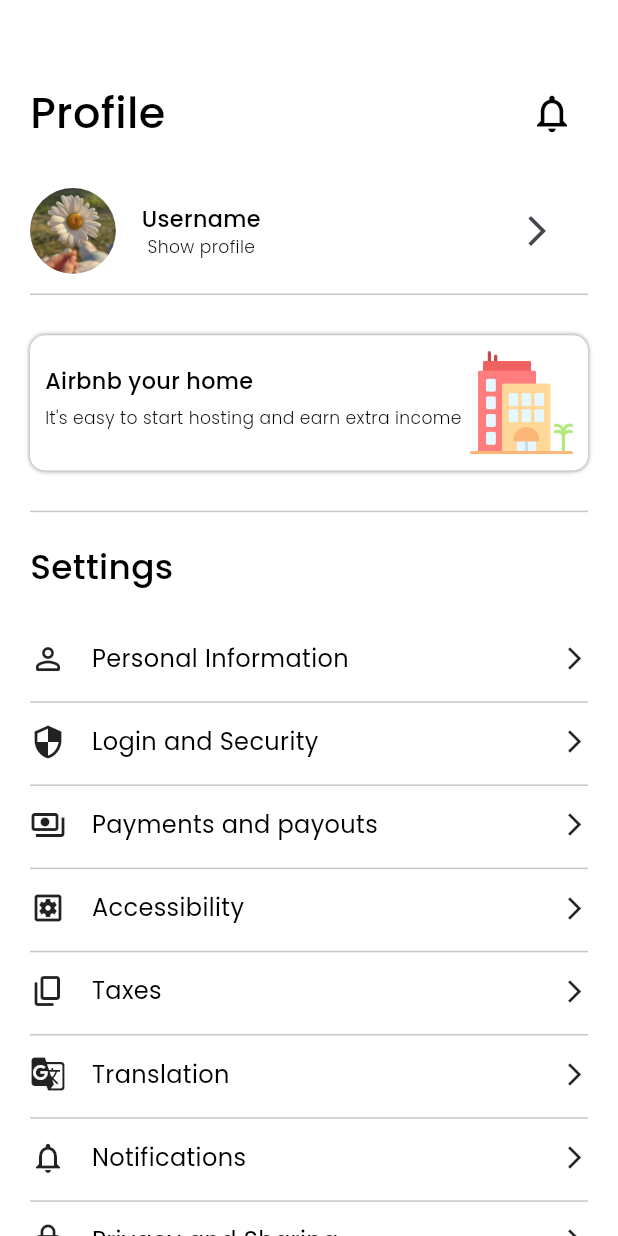
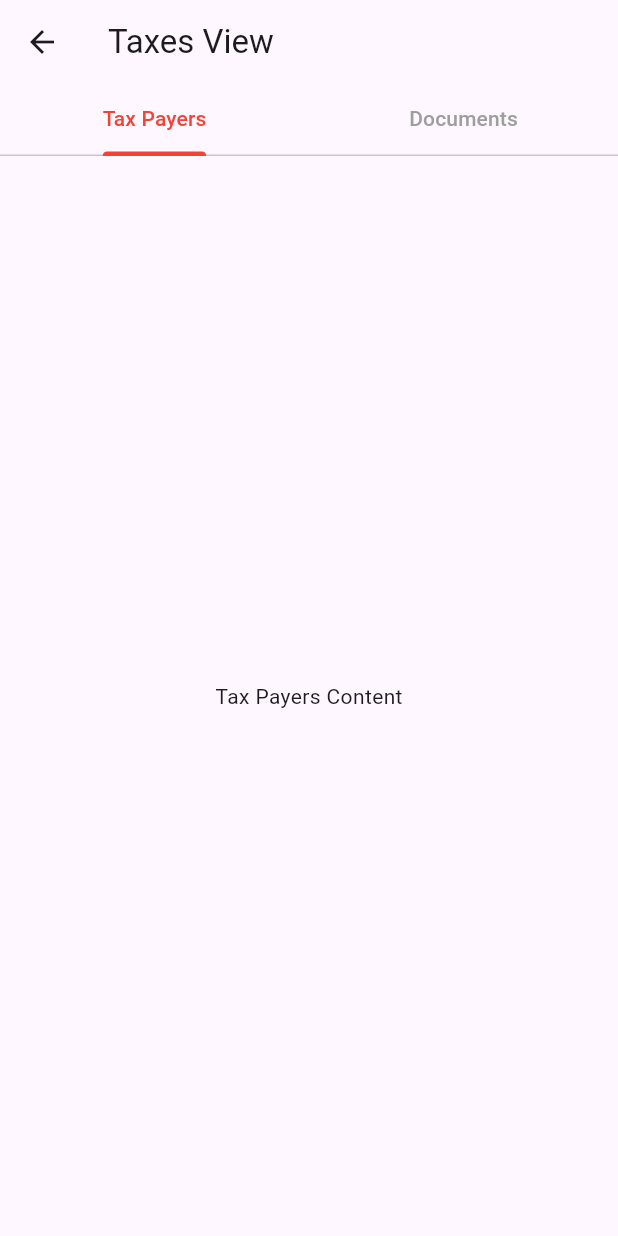
Before and after one commit to wajehafatima/air-bnb, a Flutter app: the Profileview screen opened directly, after a tap on "Taxes", on a phone screen of 412 x 824 dp. Run offline on Flutter 3.47's test engine with Material 3 defaults, Android fonts, the phone set to English and light mode, and no system bars; our stand-ins replace country_picker, flutter_screenutil, google_fonts, matcher.

Commit message:
update code

```diff
--- a/lib/src/view/homeview/profile-view/profileView.dart
+++ b/lib/src/view/homeview/profile-view/profileView.dart
@@ -4,8 +4,11 @@ import 'package:air_bnb/src/controller/components/custombutton.dart';
 import 'package:air_bnb/src/controller/components/primaryText.dart';
 import 'package:air_bnb/src/controller/components/profileDetails.dart';
 import 'package:air_bnb/src/controller/constants/colors/appColors.dart';
+import 'package:air_bnb/src/view/homeview/profile-view/settings-view/taxes-view/taxes-view.dart';
+import 'package:flutter/cupertino.dart';
 import 'package:flutter/material.dart';
 import 'package:flutter_screenutil/flutter_screenutil.dart';
+
 class Profileview extends StatefulWidget {
   const Profileview({super.key});
 
@@ -16,101 +19,278 @@ class Profileview extends StatefulWidget {
 class _ProfileviewState extends State<Profileview> {
   @override
   Widget build(BuildContext context) {
-    return Scaffold(backgroundColor: appColors.whiteBG,
-
+    return Scaffold(
+      backgroundColor: appColors.whiteBG,
       body: SingleChildScrollView(
         child: Padding(
-          padding: const EdgeInsets.only(left: 20,right: 20),
-          child: Column(crossAxisAlignment:CrossAxisAlignment.start,
-            children: [SizedBox(height: 40.h,),
-              Row(mainAxisAlignment: MainAxisAlignment.spaceBetween,
+          padding: const EdgeInsets.only(left: 20, right: 20),
+          child: Column(
+            crossAxisAlignment: CrossAxisAlignment.start,
             children: [
-                  Primarytext(text: 'Profile', fontSize:25.sp, fontWeight:FontWeight.w500, textColor:appColors.blacktext),
-                IconButton(onPressed: (){}, icon: Icon(Icons.notifications_outlined,color: appColors.blacktext,size: 30,))
+              SizedBox(
+                height: 40.h,
+              ),
+              Row(
+                mainAxisAlignment: MainAxisAlignment.spaceBetween,
+                children: [
+                  Primarytext(
+                      text: 'Profile',
+                      fontSize: 25.sp,
+                      fontWeight: FontWeight.w500,
+                      textColor: appColors.blacktext),
+                  IconButton(
+                      onPressed: () {},
+                      icon: Icon(
+                        Icons.notifications_outlined,
+                        color: appColors.blacktext,
+                        size: 30,
+                      ))
                 ],
               ),
-              SizedBox(height: 20.h,),
+              SizedBox(
+                height: 20.h,
+              ),
               Row(
                 children: [
-            CircleAvatar(radius: 25.r,backgroundImage: AssetImage(appImages.dp),),
-            SizedBox(width: 15.w,),
-            Column(children: [
-              Primarytext(text: 'Username', fontSize:13.sp, fontWeight:FontWeight.w500, textColor: appColors.blacktext),
-              Primarytext(text: 'Show profile', fontSize:10.sp, fontWeight:FontWeight.w300, textColor:appColors.blacktext),
-            ],),
-        SizedBox(width: 140.w,),
-        IconButton(onPressed: (){}, icon: Icon(Icons.arrow_forward_ios)),
+                  CircleAvatar(
+                    radius: 25.r,
+                    backgroundImage: AssetImage(appImages.dp),
+                  ),
+                  SizedBox(
+                    width: 15.w,
+                  ),
+                  Column(
+                    children: [
+                      Primarytext(
+                          text: 'Username',
+                          fontSize: 13.sp,
+                          fontWeight: FontWeight.w500,
+                          textColor: appColors.blacktext),
+                      Primarytext(
+                          text: 'Show profile',
+                          fontSize: 10.sp,
+                          fontWeight: FontWeight.w300,
+                          textColor: appColors.blacktext),
                     ],
                   ),
-              SizedBox(height: 5.w,),
+                  SizedBox(
+                    width: 140.w,
+                  ),
+                  IconButton(
+                      onPressed: () {}, icon: Icon(Icons.arrow_forward_ios)),
+                ],
+              ),
+              SizedBox(
+                height: 5.w,
+              ),
               Divider(),
-              SizedBox(height: 15.h,),
-              Container(height: 70.h,width: 380.w,
+              SizedBox(
+                height: 15.h,
+              ),
+              Container(
+                height: 70.h,
+                width: 380.w,
                 decoration: BoxDecoration(
                     color: appColors.whiteBG,
                     borderRadius: BorderRadius.circular(10),
-                boxShadow: [BoxShadow(blurRadius: 2,color: appColors.grey),]
-
-              ), child: Padding(
+                    boxShadow: [
+                      BoxShadow(blurRadius: 2, color: appColors.grey),
+                    ]),
+                child: Padding(
                   padding: const EdgeInsets.only(right: 10),
-                child: Row(mainAxisAlignment: MainAxisAlignment.spaceBetween,
+                  child: Row(
+                    mainAxisAlignment: MainAxisAlignment.spaceBetween,
                     children: [
                       Padding(
-                    padding: const EdgeInsets.only(left: 10,top: 20),
-                    child: Column(crossAxisAlignment: CrossAxisAlignment.start,
+                        padding: const EdgeInsets.only(left: 10, top: 20),
+                        child: Column(
+                          crossAxisAlignment: CrossAxisAlignment.start,
                           children: [
-                                Primarytext(text: 'Airbnb your home', fontSize:13.sp, fontWeight: FontWeight.w500, textColor: appColors.blacktext,),
-                      SizedBox(height: 5.h,),
-
-                      Primarytext(text: 'It\'s easy to start hosting and earn extra income', fontSize: 10.sp, fontWeight: FontWeight.w300, textColor: appColors.blacktext)
-                    ],),
+                            Primarytext(
+                              text: 'Airbnb your home',
+                              fontSize: 13.sp,
+                              fontWeight: FontWeight.w500,
+                              textColor: appColors.blacktext,
                             ),
-                    Image.asset(appIcons.home,width: 60.w,height: 60.h,)
-                  ],),
-              ),),
-              SizedBox(height: 15.h,),
+                            SizedBox(
+                              height: 5.h,
+                            ),
+                            Primarytext(
+                                text:
+                                    'It\'s easy to start hosting and earn extra income',
+                                fontSize: 10.sp,
+                                fontWeight: FontWeight.w300,
+                                textColor: appColors.blacktext)
+                          ],
+                        ),
+                      ),
+                      Image.asset(
+                        appIcons.home,
+                        width: 60.w,
+                        height: 60.h,
+                      )
+                    ],
+                  ),
+                ),
+              ),
+              SizedBox(
+                height: 15.h,
+              ),
               Divider(),
-              SizedBox(height: 10.h,),
-              Primarytext(text: 'Settings', fontSize:20.sp, fontWeight:FontWeight.w500, textColor:appColors.blacktext),
-              SizedBox(height: 20.h,),
-              ProfileDetails(icon: Icons.person_outline_rounded, text:'Personal Information', onTap: () {  },),
-              ProfileDetails(icon: Icons.security, text:'Login and Security', onTap: () {  },),
-              ProfileDetails(icon: Icons.payments_outlined, text:'Payments and payouts', onTap: () {  },),
-              ProfileDetails(icon: Icons.settings_applications_outlined, text:'Accessibility', onTap: () {  },),
-              ProfileDetails(icon: Icons.copy_rounded, text:'Taxes', onTap: () {  },),
-              ProfileDetails(icon: Icons.g_translate, text:'Translation', onTap: () {  },),
-              ProfileDetails(icon: Icons.notifications_outlined, text:'Notifications', onTap: () {  },),
-              ProfileDetails(icon: Icons.lock_outline, text:'Privacy and Sharing', onTap: () {  },),
-              ProfileDetails(icon: Icons.card_travel, text:'Travel for work', onTap: () {  },),
-              SizedBox(height:15.h),
-              Primarytext(text: 'Hosting', fontSize:20.sp, fontWeight:FontWeight.w500, textColor:appColors.blacktext),
-              SizedBox(height: 20.h,),
-              ProfileDetails(icon: Icons.home_outlined, text: 'List your space', onTap: () {  },),
-              ProfileDetails(icon: Icons.add_home_rounded, text:'Learn about hosting', onTap: () {  },),
-              ProfileDetails(icon: Icons.groups_outlined, text:'Host an experience', onTap: () {  },),
-              SizedBox(height:15.h),
-              Primarytext(text: 'Support', fontSize:20.sp, fontWeight:FontWeight.w500, textColor:appColors.blacktext),
-              SizedBox(height: 20.h,),
-              ProfileDetails(icon: Icons.question_mark, text: 'Visit help Center', onTap: () {  },),
-              ProfileDetails(icon: Icons.health_and_safety_outlined, text:'Get the help with a security issue', onTap: () {  },),
-              ProfileDetails(icon: Icons.mode_of_travel_outlined, text: 'How Airbnb works', onTap: () {  },),
-              ProfileDetails(icon: Icons.edit_outlined, text:'Give us feedback', onTap: () {  },),
-              SizedBox(height:15.h),
-              Primarytext(text: 'Legal', fontSize:20.sp, fontWeight:FontWeight.w500, textColor:appColors.blacktext),
-              SizedBox(height: 20.h,),
-              ProfileDetails(icon: Icons.menu_book_outlined, text:'Terms of services', onTap: () {  },),
-              ProfileDetails(icon: Icons.menu_book_outlined, text:'Privacy Policy', onTap: () {  },),
-              ProfileDetails(icon: Icons.menu_book_outlined, text:'Open source licenses', onTap: () {  },),
-              SizedBox(height: 8.h,),
-              Custombutton(text:'Logout', onTap: (){},width: 60.w,color: appColors.whiteBG,textColor: appColors.blacktext,),
-              SizedBox(height: 8.h,),
-
+              SizedBox(
+                height: 10.h,
+              ),
+              Primarytext(
+                  text: 'Settings',
+                  fontSize: 20.sp,
+                  fontWeight: FontWeight.w500,
+                  textColor: appColors.blacktext),
+              SizedBox(
+                height: 20.h,
+              ),
+              ProfileDetails(
+                icon: Icons.person_outline_rounded,
+                text: 'Personal Information',
+                onTap: () {},
+              ),
+              ProfileDetails(
+                icon: Icons.security,
+                text: 'Login and Security',
+                onTap: () {},
+              ),
+              ProfileDetails(
+                icon: Icons.payments_outlined,
+                text: 'Payments and payouts',
+                onTap: () {},
+              ),
+              ProfileDetails(
+                icon: Icons.settings_applications_outlined,
+                text: 'Accessibility',
+                onTap: () {},
+              ),
+              ProfileDetails(
+                icon: Icons.copy_rounded,
+                text: 'Taxes',
+                onTap: () {
+                  Navigator.push(
+                      context,
+                      CupertinoDialogRoute(
+                          builder: (context) => TaxesView(), context: context));
+                },
+              ),
+              ProfileDetails(
+                icon: Icons.g_translate,
+                text: 'Translation',
+                onTap: () {},
+              ),
+              ProfileDetails(
+                icon: Icons.notifications_outlined,
+                text: 'Notifications',
+                onTap: () {},
+              ),
+              ProfileDetails(
+                icon: Icons.lock_outline,
+                text: 'Privacy and Sharing',
+                onTap: () {},
+              ),
+              ProfileDetails(
+                icon: Icons.card_travel,
+                text: 'Travel for work',
+                onTap: () {},
+              ),
+              SizedBox(height: 15.h),
+              Primarytext(
+                  text: 'Hosting',
+                  fontSize: 20.sp,
+                  fontWeight: FontWeight.w500,
+                  textColor: appColors.blacktext),
+              SizedBox(
+                height: 20.h,
+              ),
+              ProfileDetails(
+                icon: Icons.home_outlined,
+                text: 'List your space',
+                onTap: () {},
+              ),
+              ProfileDetails(
+                icon: Icons.add_home_rounded,
+                text: 'Learn about hosting',
+                onTap: () {},
+              ),
+              ProfileDetails(
+                icon: Icons.groups_outlined,
+                text: 'Host an experience',
+                onTap: () {},
+              ),
+              SizedBox(height: 15.h),
+              Primarytext(
+                  text: 'Support',
+                  fontSize: 20.sp,
+                  fontWeight: FontWeight.w500,
+                  textColor: appColors.blacktext),
+              SizedBox(
+                height: 20.h,
+              ),
+              ProfileDetails(
+                icon: Icons.question_mark,
+                text: 'Visit help Center',
+                onTap: () {},
+              ),
+              ProfileDetails(
+                icon: Icons.health_and_safety_outlined,
+                text: 'Get the help with a security issue',
+                onTap: () {},
+              ),
+              ProfileDetails(
+                icon: Icons.mode_of_travel_outlined,
+                text: 'How Airbnb works',
+                onTap: () {},
+              ),
+              ProfileDetails(
+                icon: Icons.edit_outlined,
+                text: 'Give us feedback',
+                onTap: () {},
+              ),
+              SizedBox(height: 15.h),
+              Primarytext(
+                  text: 'Legal',
+                  fontSize: 20.sp,
+                  fontWeight: FontWeight.w500,
+                  textColor: appColors.blacktext),
+              SizedBox(
+                height: 20.h,
+              ),
+              ProfileDetails(
+                icon: Icons.menu_book_outlined,
+                text: 'Terms of services',
+                onTap: () {},
+              ),
+              ProfileDetails(
+                icon: Icons.menu_book_outlined,
+                text: 'Privacy Policy',
+                onTap: () {},
+              ),
+              ProfileDetails(
+                icon: Icons.menu_book_outlined,
+                text: 'Open source licenses',
+                onTap: () {},
+              ),
+              SizedBox(
+                height: 8.h,
+              ),
+              Custombutton(
+                text: 'Logout',
+                onTap: () {},
+                width: 60.w,
+                color: appColors.whiteBG,
+                textColor: appColors.blacktext,
+              ),
+              SizedBox(
+                height: 8.h,
+              ),
               Divider()
-
-
-
-
-            ],),
+            ],
+          ),
         ),
       ),
     );
--- a/lib/src/view/homeview/profile-view/settings-view/taxes-view/taxes-view.dart
+++ b/lib/src/view/homeview/profile-view/settings-view/taxes-view/taxes-view.dart
@@ -0,0 +1,63 @@
+import 'package:flutter/material.dart';
+
+class TaxesView extends StatefulWidget {
+  const TaxesView({super.key});
+
+  @override
+  State<TaxesView> createState() => _TaxesViewState();
+}
+
+class _TaxesViewState extends State<TaxesView>
+    with SingleTickerProviderStateMixin {
+  late TabController _tabController;
+
+  @override
+  void initState() {
+    super.initState();
+    _tabController = TabController(length: 2, vsync: this); // Two tabs
+  }
+
+  @override
+  void dispose() {
+    _tabController.dispose();
+    super.dispose();
+  }
+
+  @override
+  Widget build(BuildContext context) {
+    return Scaffold(
+      appBar: AppBar(
+        title: const Text('Taxes View'),
+        bottom: TabBar(
+          controller: _tabController,
+          indicatorColor: Colors.red,
+          labelColor: Colors.red,
+          unselectedLabelColor: Colors.grey,
+          tabs: const [
+            Tab(text: 'Tax Payers'),
+            Tab(text: 'Documents'),
+          ],
+        ),
+      ),
+      body: TabBarView(
+        controller: _tabController,
+        children: [
+          _buildTaxPayersTab(),
+          _buildDocumentsTab(),
+        ],
+      ),
+    );
+  }
+
+  Widget _buildTaxPayersTab() {
+    return const Center(
+      child: Text('Tax Payers Content'),
+    );
+  }
+
+  Widget _buildDocumentsTab() {
+    return const Center(
+      child: Text('Documents Content'),
+    );
+  }
+}
```
Lines whose indentation alone changed are shown as unchanged.
